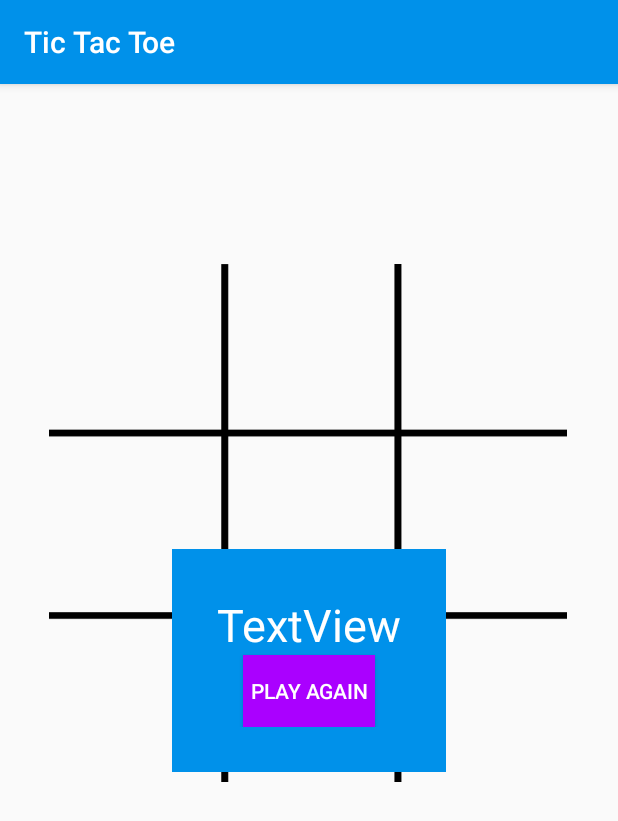
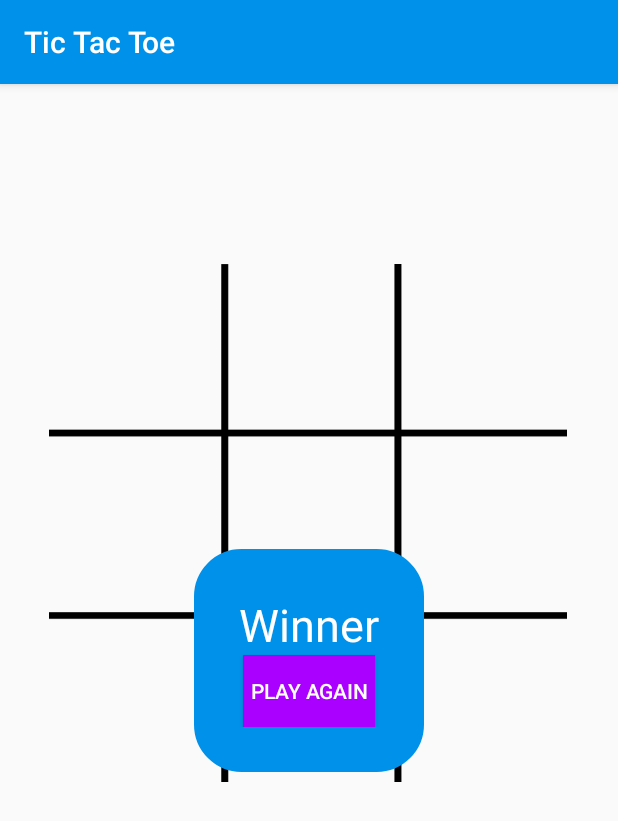
Before and after one commit to DebdutBiswas/AndroidTrainning, an Android app: the screen it shows after launch (MainActivity), on a phone screen of 412 x 824 dp. Shown: the top 821 px of the screen. Run offline under Robolectric (Android 15) with nearby library versions, the phone set to English and light mode, and no system bars.

Commit message:
Tic Tac Toe Rounded Corner Added

```diff
--- /dev/null
+++ b/TicTacToe/app/src/main/res/drawable-v24/rounded_corner.xml
@@ -0,0 +1,21 @@
+<?xml version="1.0" encoding="UTF-8"?>
+<shape xmlns:android="http://schemas.android.com/apk/res/android">
+    <solid
+        android:color="#0091EA" />
+
+    <stroke
+        android:width="3dp"
+        android:color="#0091EA" />
+
+    <padding
+        android:left="1dp"
+        android:top="1dp"
+        android:right="1dp"
+        android:bottom="1dp" />
+
+    <corners
+        android:bottomRightRadius="30dp"
+        android:bottomLeftRadius="30dp"
+        android:topLeftRadius="30dp"
+        android:topRightRadius="30dp" />
+</shape>
--- a/TicTacToe/app/src/main/res/layout/activity_main.xml
+++ b/TicTacToe/app/src/main/res/layout/activity_main.xml
@@ -112,11 +112,12 @@
     </android.support.v7.widget.GridLayout>
 
     <LinearLayout
+        android:id="@+id/playAgainLayout"
         android:layout_width="wrap_content"
         android:layout_height="wrap_content"
         android:layout_centerHorizontal="true"
         android:layout_centerVertical="true"
-        android:background="#0091EA"
+        android:background="@drawable/rounded_corner"
         android:orientation="vertical"
         android:padding="30dp"
         app:layout_constraintBottom_toBottomOf="parent"
@@ -129,7 +130,7 @@
             android:layout_width="wrap_content"
             android:layout_height="wrap_content"
             android:layout_gravity="center"
-            android:text="TextView"
+            android:text="Winner"
             android:textColor="#FFFFFF"
             android:textSize="30sp" />
 
@@ -137,6 +138,7 @@
             android:id="@+id/playAgainButton"
             android:layout_width="wrap_content"
             android:layout_height="wrap_content"
+            android:layout_below="@+id/winnerTextView"
             android:layout_gravity="center"
             android:background="#AA00FF"
             android:onClick="playAgain"
```
